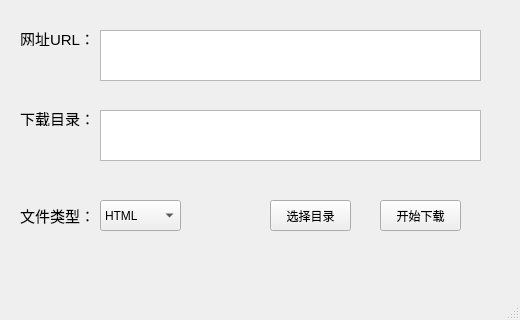
Qt form mainWindow.ui (shooterhex/WebDownloader) before a commit.
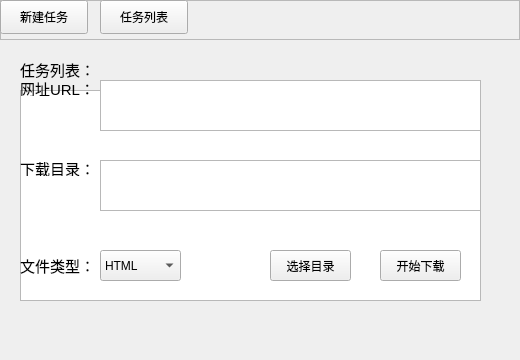
The same form after that commit.

Commit message: 完善UI，可在“新建任务”和“任务列表”之间切换

What changed in the file:
```diff
--- a/mainWindow.ui
+++ b/mainWindow.ui
@@ -2,89 +2,80 @@
 <ui version="4.0">
  <class>MainWindow</class>
  <widget class="QMainWindow" name="MainWindow">
-  <property name="sizePolicy">
-   <sizepolicy hsizetype="Fixed" vsizetype="Fixed">
-    <horstretch>0</horstretch>
-    <verstretch>0</verstretch>
-   </sizepolicy>
-  </property>
-  <property name="minimumSize">
-   <size>
+  <property name="geometry">
+   <rect>
+    <x>0</x>
+    <y>0</y>
     <width>520</width>
-    <height>320</height>
-   </size>
-  </property>
-  <property name="maximumSize">
-   <size>
-    <width>520</width>
-    <height>320</height>
-   </size>
+    <height>360</height>
+   </rect>
   </property>
   <property name="windowTitle">
    <string>WebDownload</string>
   </property>
   <widget class="QWidget" name="centralwidget">
-   <widget class="QTextEdit" name="urlTextEdit">
+   <widget class="QFrame" name="switchPageFrame">
     <property name="geometry">
      <rect>
-      <x>100</x>
-      <y>30</y>
-      <width>381</width>
-      <height>51</height>
+      <x>0</x>
+      <y>0</y>
+      <width>520</width>
+      <height>40</height>
      </rect>
     </property>
-   </widget>
-   <widget class="QTextEdit" name="dirTextEdit">
+    <property name="frameShape">
+     <enum>QFrame::StyledPanel</enum>
+    </property>
+    <property name="frameShadow">
+     <enum>QFrame::Raised</enum>
+    </property>
+    <property name="lineWidth">
+     <number>0</number>
+    </property>
+    <widget class="QPushButton" name="newTaskPushButton">
     <property name="geometry">
      <rect>
-      <x>100</x>
-      <y>110</y>
-      <width>381</width>
-      <height>51</height>
-     </rect>
-    </property>
-   </widget>
-   <widget class="QLabel" name="label">
+       <x>0</x>
+       <y>0</y>
+       <width>88</width>
+       <height>34</height>
+      </rect>
+     </property>
+     <property name="text">
+      <string>新建任务</string>
+     </property>
+     <property name="flat">
+      <bool>false</bool>
+     </property>
+    </widget>
+    <widget class="QPushButton" name="taskListPushButton">
     <property name="geometry">
      <rect>
-      <x>20</x>
-      <y>30</y>
-      <width>71</width>
-      <height>16</height>
-     </rect>
-    </property>
-    <property name="font">
-     <font>
-      <pointsize>11</pointsize>
-     </font>
-    </property>
+       <x>100</x>
+       <y>0</y>
+       <width>88</width>
+       <height>34</height>
+      </rect>
+     </property>
     <property name="text">
-     <string>网址URL：</string>
-    </property>
-   </widget>
-   <widget class="QLabel" name="label_2">
+      <string>任务列表</string>
+     </property>
+    </widget>
+   </widget>
+   <widget class="QWidget" name="newTaskPageWidget" native="true">
     <property name="geometry">
      <rect>
-      <x>20</x>
-      <y>110</y>
-      <width>71</width>
-      <height>16</height>
+      <x>0</x>
+      <y>40</y>
+      <width>520</width>
+      <height>290</height>
      </rect>
     </property>
-    <property name="font">
-     <font>
-      <pointsize>11</pointsize>
-     </font>
-    </property>
-    <property name="text">
-     <string>下载目录：</string>
-    </property>
-   </widget>
    <widget class="QPushButton" name="chooseDirPushButton">
     <property name="geometry">
      <rect>
       <x>270</x>
-      <y>200</y>
+       <y>210</y>
       <width>81</width>
       <height>31</height>
      </rect>
@@ -93,11 +84,21 @@
      <string>选择目录</string>
     </property>
    </widget>
+    <widget class="QTextEdit" name="dirTextEdit">
+     <property name="geometry">
+      <rect>
+       <x>100</x>
+       <y>120</y>
+       <width>381</width>
+       <height>51</height>
+      </rect>
+     </property>
+    </widget>
    <widget class="QPushButton" name="startPushButton">
     <property name="geometry">
      <rect>
       <x>380</x>
-      <y>200</y>
+       <y>210</y>
       <width>81</width>
       <height>31</height>
      </rect>
@@ -106,11 +107,29 @@
      <string>开始下载</string>
     </property>
    </widget>
+    <widget class="QLabel" name="label_2">
+     <property name="geometry">
+      <rect>
+       <x>20</x>
+       <y>120</y>
+       <width>71</width>
+       <height>16</height>
+      </rect>
+     </property>
+     <property name="font">
+      <font>
+       <pointsize>11</pointsize>
+      </font>
+     </property>
+     <property name="text">
+      <string>下载目录：</string>
+     </property>
+    </widget>
    <widget class="QComboBox" name="fileTypeComboBox">
     <property name="geometry">
      <rect>
       <x>100</x>
-      <y>200</y>
+       <y>210</y>
       <width>81</width>
       <height>31</height>
      </rect>
@@ -138,7 +157,7 @@
     <property name="geometry">
      <rect>
       <x>20</x>
-      <y>200</y>
+       <y>210</y>
       <width>81</width>
       <height>31</height>
      </rect>
@@ -153,8 +172,80 @@
      <string>文件类型：</string>
     </property>
    </widget>
-  </widget>
-  <widget class="QMenuBar" name="menubar">
+    <widget class="QTextEdit" name="urlTextEdit">
+     <property name="geometry">
+      <rect>
+       <x>100</x>
+       <y>40</y>
+       <width>381</width>
+       <height>51</height>
+      </rect>
+     </property>
+    </widget>
+    <widget class="QLabel" name="label">
+     <property name="geometry">
+      <rect>
+       <x>20</x>
+       <y>40</y>
+       <width>71</width>
+       <height>16</height>
+      </rect>
+     </property>
+     <property name="font">
+      <font>
+       <pointsize>11</pointsize>
+      </font>
+     </property>
+     <property name="text">
+      <string>网址URL：</string>
+     </property>
+    </widget>
+   </widget>
+   <widget class="QWidget" name="taskListPageWidget" native="true">
+    <property name="geometry">
+     <rect>
+      <x>0</x>
+      <y>40</y>
+      <width>520</width>
+      <height>290</height>
+     </rect>
+    </property>
+    <widget class="QLabel" name="label_4">
+     <property name="geometry">
+      <rect>
+       <x>20</x>
+       <y>20</y>
+       <width>81</width>
+       <height>18</height>
+      </rect>
+     </property>
+     <property name="font">
+      <font>
+       <pointsize>11</pointsize>
+       <weight>50</weight>
+       <bold>false</bold>
+      </font>
+     </property>
+     <property name="text">
+      <string>任务列表：</string>
+     </property>
+    </widget>
+    <widget class="QListWidget" name="taskListWidget">
+     <property name="geometry">
+      <rect>
+       <x>20</x>
+       <y>50</y>
+       <width>461</width>
+       <height>211</height>
+      </rect>
+     </property>
+    </widget>
+   </widget>
+   <zorder>taskListPageWidget</zorder>
+   <zorder>newTaskPageWidget</zorder>
+   <zorder>switchPageFrame</zorder>
+  </widget>
+  <widget class="QMenuBar" name="menuBar">
    <property name="geometry">
     <rect>
      <x>0</x>
@@ -164,7 +255,6 @@
     </rect>
    </property>
   </widget>
-  <widget class="QStatusBar" name="statusbar"/>
  </widget>
  <resources/>
  <connections/>
```
Lines whose indentation alone changed are shown as unchanged.
